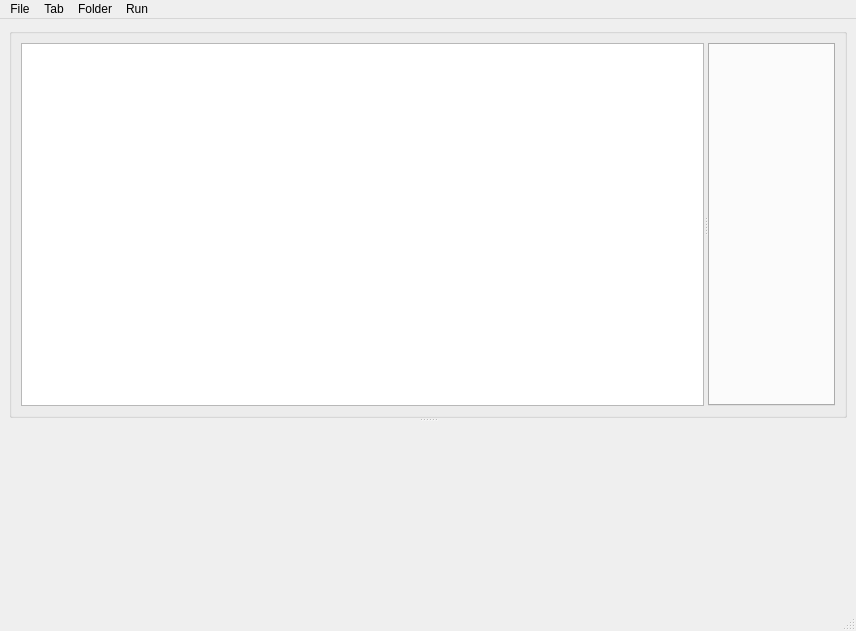
First picture: the form in app/ui/mainwindow.ui, repository dj1vs/corgide, before the edit.
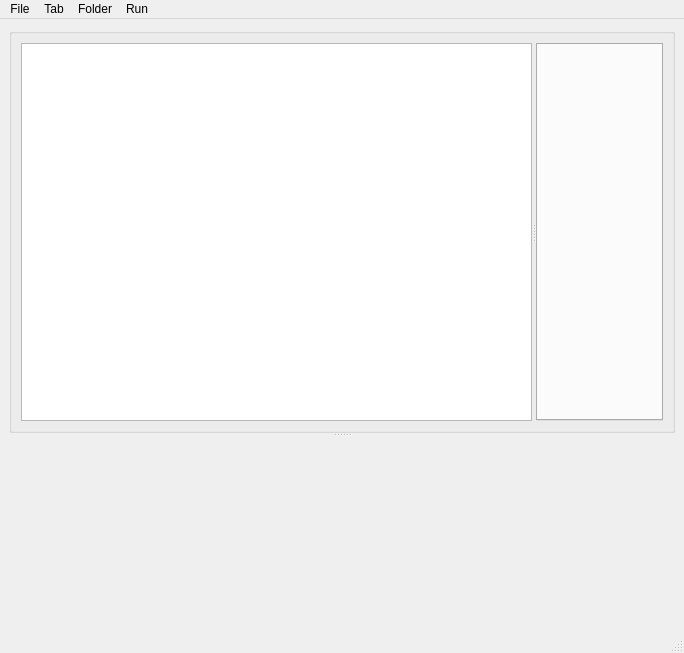
Second picture: the form after the edit. Icons and pictures are not drawn. Custom widgets are drawn as their Qt base class.

The edit to the form file:
```diff
--- a/app/ui/mainwindow.ui
+++ b/app/ui/mainwindow.ui
@@ -6,8 +6,8 @@
    <rect>
     <x>0</x>
     <y>0</y>
-    <width>856</width>
-    <height>631</height>
+    <width>684</width>
+    <height>653</height>
    </rect>
   </property>
   <property name="windowTitle">
@@ -83,7 +83,7 @@
     <rect>
      <x>0</x>
      <y>0</y>
-     <width>856</width>
+     <width>684</width>
      <height>22</height>
     </rect>
    </property>
```
Left out of the diff: 1 changed line with no effect on the pictures.
